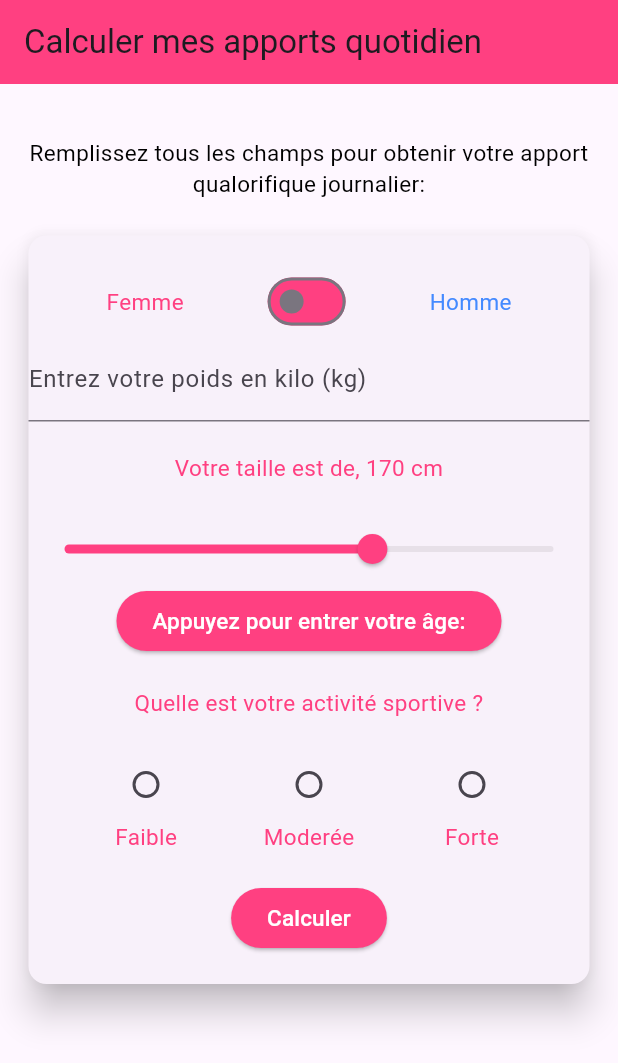
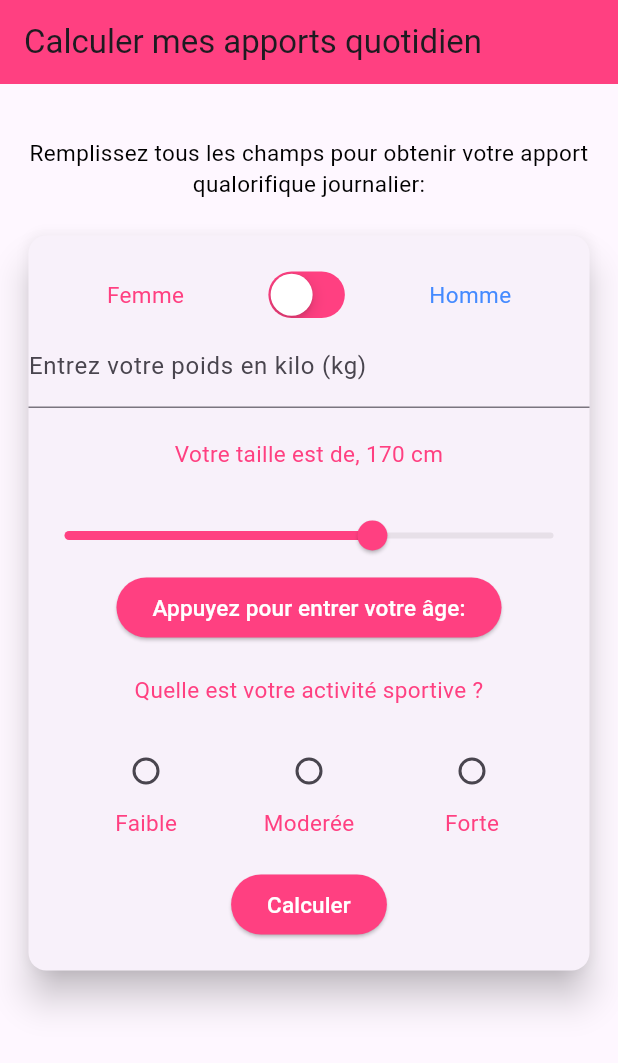
Before and after one commit to Juju-archy/app_calories, a Flutter app: the screen it shows after launch, on a phone screen of 412 x 824 dp. Shown: the top 1063 px of the screen. Run offline on Flutter 3.47's test engine with Material 2 defaults, Android fonts, the phone set to English and light mode, and no system bars.

Commit message:
Correctif variables - 3

```diff
--- a/lib/main.dart
+++ b/lib/main.dart
@@ -1,3 +1,4 @@
+import 'package:flutter/cupertino.dart';
 import 'package:flutter/material.dart';
 import 'dart:async';
 
@@ -74,10 +75,10 @@ class _MyHomePageState extends State<MyHomePage> {
                       mainAxisAlignment: MainAxisAlignment.spaceEvenly,
                       children: <Widget>[
                         textWithStyle("Femme", color: Colors.pinkAccent),
-                        Switch(
+                        CupertinoSwitch(
                             value: gender,
-                            inactiveTrackColor: Colors.pinkAccent,
-                            activeTrackColor: Colors.blueAccent,
+                            trackColor: Colors.pinkAccent,
+                            activeColor: Colors.blueAccent,
                             onChanged: (bool b) {
                               setState(() {
                                 gender = b;
@@ -94,7 +95,7 @@ class _MyHomePageState extends State<MyHomePage> {
                           weight = double.tryParse(string);
                         });
                       },
-                      decoration: InputDecoration(
+                      decoration: const InputDecoration(
                         labelText: "Entrez votre poids en kilo (kg)"
                       ),
                     ),
```
